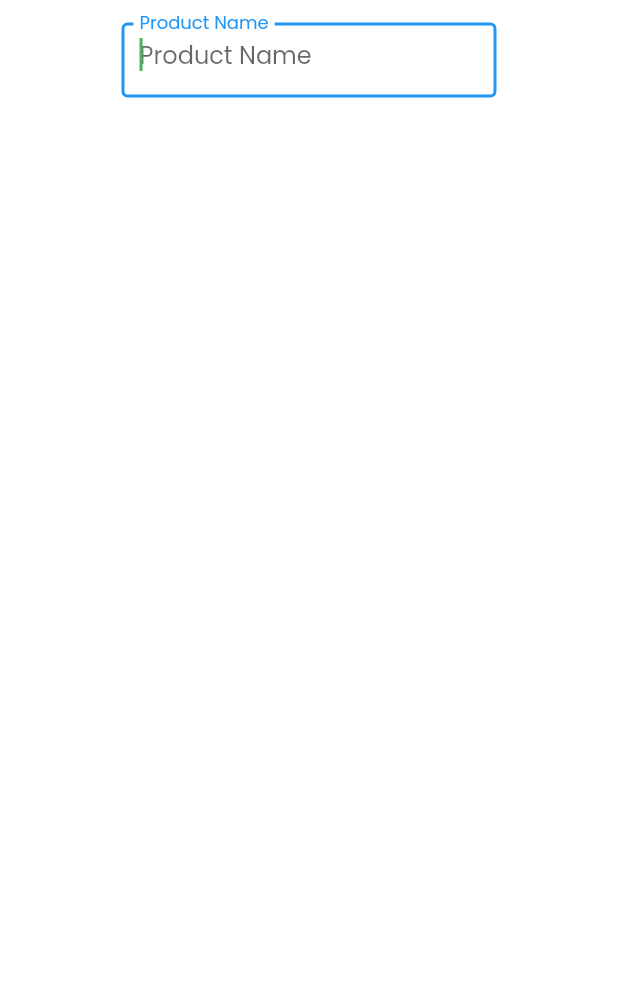
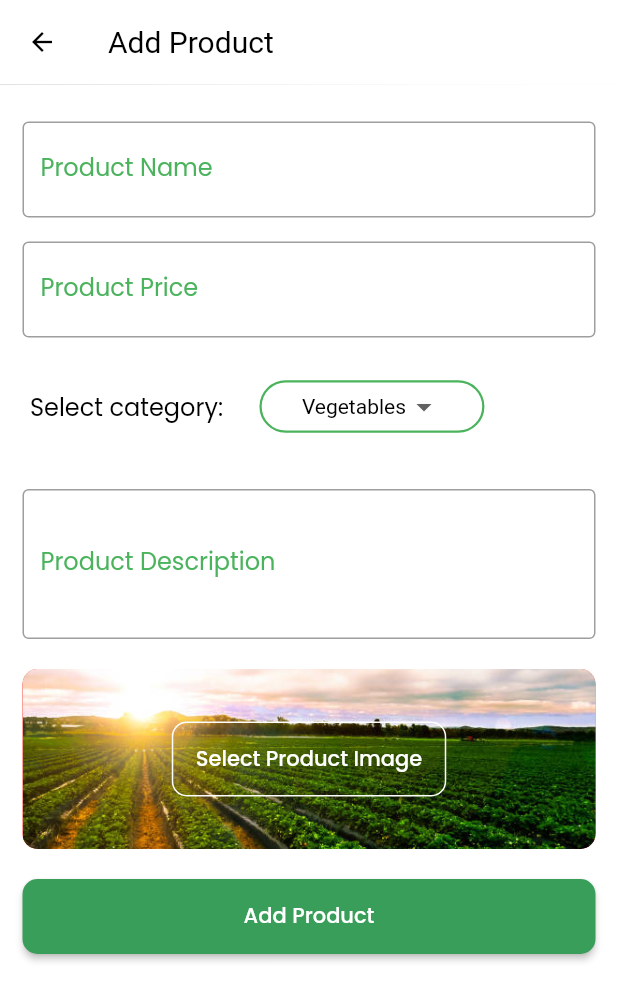
Before and after one commit to darkomike/agri_mart, a Flutter app: the AddProductScreen screen opened by its route, on a phone screen of 412 x 824 dp. Shown: the top 1001 px of the screen. Run offline on Flutter 3.47's test engine with Material 2 defaults, Android fonts, the phone set to English and light mode, and no system bars; our stand-ins replace go_router, lottie, shared_preferences; accounts and stored records are empty.

Commit message:
second commit

```diff
--- a/lib/components/widgets/custom_app_drawer.dart
+++ b/lib/components/widgets/custom_app_drawer.dart
@@ -35,6 +35,15 @@ class AppDrawer extends StatelessWidget {
             title: 'Orders',
             onTap: () {
               context.goNamed('orders');
+            },
+          ),
+            const Divider(
+            height: 5,
+          ),
+           CustomListTile(
+            title: 'Products',
+            onTap: () {
+              context.goNamed('products');
             },
           ),
           const Divider(
--- a/lib/components/widgets/custom_elevated_button.dart
+++ b/lib/components/widgets/custom_elevated_button.dart
@@ -4,29 +4,29 @@ class CustomElevatedButton extends StatelessWidget {
   const CustomElevatedButton(
       {Key? key,
       required this.title,
-      required this.height,
+
       this.buttonOutlineColor,
       this.titleStyle,
-      this.margin,
-      this.padding,
+
+
       this.borderRadius,
       this.backgroundColor, this.alignment,
       this.elevation,
-      this.width,
+
       this.overlayColor,
       this.onHover,
       this.onPressed})
       : super(key: key);
 
   final String title;
-  final double height;
-  final double? width;
+  // final double? height;
+  // final double? width;
   final double? elevation;
   final double? borderRadius;
   final Color? buttonOutlineColor;
   final TextStyle? titleStyle;
-  final EdgeInsetsGeometry? margin;
-  final EdgeInsetsGeometry? padding;
+  // final EdgeInsetsGeometry? margin;
+  // final EdgeInsetsGeometry? padding;
   final AlignmentGeometry? alignment;
 
   final Function()? onPressed;
@@ -35,13 +35,7 @@ class CustomElevatedButton extends StatelessWidget {
   final MaterialStateProperty<Color?>? overlayColor;
   @override
   Widget build(BuildContext context) {
-    return Container(
-      margin: margin,
-      padding: padding,
-      alignment: alignment,
-      height: height,
-      width: width,
-      child: ElevatedButton(
+    return ElevatedButton(
         onHover: onHover,
         style: ButtonStyle(
             elevation: MaterialStateProperty.all(elevation ?? 0),
@@ -56,7 +50,6 @@ class CustomElevatedButton extends StatelessWidget {
         child: Text(
           title,
           style: titleStyle ?? Theme.of(context).textTheme.headline6,
-          )),
-    );
+        ));
   }
 }
--- a/lib/components/widgets/custom_textfeild.dart
+++ b/lib/components/widgets/custom_textfeild.dart
@@ -5,13 +5,17 @@ class CustomTextFormField extends StatelessWidget {
   const CustomTextFormField({
     Key? key,
     required this.controller,
-     this.width,
-    required this.height,
-    this.autofocus,
+
+    this.disabledBorder,
+    this.autofocus, this.minLines, this.maxLines,
     this.cursorColor,
+    this.focusedBorder,
     this.keyboardAppearance,
     this.keyboardType,
-    this.suffix,this.border, this.enabledBoarder, this.focusColor,
+    this.suffix,
+    this.border, this.labelStyle,
+    this.enabledBoarder,
+    this.focusColor,
     this.onChanged,
     this.validator,
     this.hintText,
@@ -22,8 +26,9 @@ class CustomTextFormField extends StatelessWidget {
   final Widget? label;
 
   final String? hintText;
-  final double? width;
-  final double height;
+  final int? maxLines;
+  final int? minLines;
+
   final String? Function(String?)? validator;
   final bool? autofocus;
   final Color? cursorColor;
@@ -32,27 +37,37 @@ class CustomTextFormField extends StatelessWidget {
   final void Function(String)? onChanged;
   final Brightness? keyboardAppearance;
   final Widget? suffix;
+  final TextStyle? labelStyle;
   final InputBorder? border;
   final InputBorder? enabledBoarder;
+  final InputBorder? focusedBorder;
+  final InputBorder? disabledBorder;
   @override
   Widget build(BuildContext context) {
-    return Container(
-      margin: const EdgeInsets.all(5),
-      width: width,
-      height: height,
-      child: TextFormField(
+    return TextFormField(
       validator: validator,
       autocorrect: true,
-        autofocus: autofocus ?? true,
+      autofocus: autofocus ?? false,
       cursorColor: cursorColor ?? ColorConstants.greenPantone,
       keyboardType: keyboardType,
       onChanged: onChanged,
+      keyboardAppearance: keyboardAppearance,
+      minLines: minLines,
+      maxLines: maxLines,
+       autovalidateMode: AutovalidateMode.onUserInteraction,
+      controller: controller,
+      decoration: InputDecoration(
 
-        keyboardAppearance: keyboardAppearance,
-        controller: controller,
-        decoration: InputDecoration(enabledBorder: enabledBoarder, focusColor: focusColor,
-            label: label, hintText: hintText, suffix: suffix, border: border),
-      ),
+          labelStyle: labelStyle,
+          focusedBorder: focusedBorder,
+          disabledBorder: disabledBorder,
+          enabledBorder: enabledBoarder,
+          fillColor: ColorConstants.greenPantone,
+          focusColor: focusColor,
+          label: label,
+          hintText: hintText,
+          suffix: suffix,
+          border: border),
     );
   }
 }
--- /dev/null
+++ b/lib/domain/model/notitication_model.dart
@@ -0,0 +1,6 @@
+class NotificationModel {
+  String? notificationTitle;
+  String? notificationTimeStamp;
+
+  NotificationModel({this.notificationTimeStamp, this.notificationTitle});
+}
--- /dev/null
+++ b/lib/domain/model/product_model.dart
@@ -0,0 +1,18 @@
+class ProductModel {
+  String? productName;
+  String? productID;
+  String? productPrice;
+  String? productImageUrl;
+  String? productCategory;
+  String? createdAt;
+
+  ProductModel(
+      {this.createdAt,
+      this.productCategory,
+      this.productID,
+      this.productImageUrl,
+      this.productName,
+      this.productPrice});
+
+
+}
--- /dev/null
+++ b/lib/domain/provider/product_provider.dart
@@ -0,0 +1,10 @@
+import 'package:flutter/widgets.dart';
+
+class ProductStateManager extends ChangeNotifier {
+  int _totalProducts = 0;
+
+  get totalProducts => _totalProducts;
+}
+
+// A global variable managing the whole product state
+final productStateManager = ProductStateManager();
--- a/lib/domain/views/404.dart
+++ b/lib/domain/views/404.dart
@@ -30,7 +30,7 @@ class Page404 extends StatelessWidget {
 
                 child: Text(
 
-                    "Oops, page not found!!!",
+                    "Oops, something went wrong!!!",
                     style:
                         Theme.of(context).textTheme.headline1!.copyWith(fontSize: 20),
                 )),
--- a/lib/domain/views/add_product.dart
+++ b/lib/domain/views/add_product.dart
@@ -1,3 +1,5 @@
+import 'package:block_agri_mart/components/constants/assets_constant.dart';
+import 'package:block_agri_mart/components/theme/color_constant.dart';
 import 'package:flutter/material.dart';
 
 import '../../components/widgets/custom_app_drawer.dart';
@@ -12,33 +14,262 @@ class AddProductScreen extends StatefulWidget {
 
 class _AddProductScreenState extends State<AddProductScreen> {
   final _formKey = GlobalKey<FormState>();
-
   final _productNameController = TextEditingController();
   final _productPriceController = TextEditingController();
+  final _productDescriptionController = TextEditingController();
 
-  final productName = 'Product Name';
+  final List<String> _productCategory = [
+    "Vegetables",
+    "Fruits",
+    "Poultry",
+    "Cereals"
+  ];
+  String _selectedProductCategory = "Vegetables";
 
   @override
   Widget build(BuildContext context) {
+    final data = MediaQuery.of(context);
     return Scaffold(
-      drawer: const AppDrawer(),
-      body: Center(
-          child: Container(
-              margin: const EdgeInsets.symmetric(horizontal: 10, vertical: 10),
+      resizeToAvoidBottomInset: true,
+      appBar: AppBar(
+        title: const Text("Add Product"),
+        elevation: 0.2,
+      ),
+      body: Container(
+          margin: const EdgeInsets.symmetric(horizontal: 10, vertical: 20),
           child: Form(
             key: _formKey,
+            child: SingleChildScrollView(
               child: Column(
+                mainAxisAlignment: MainAxisAlignment.start,
                 children: [
-                    CustomTextFormField(
-                      height: 50,
-                      width: 250,
-                      hintText: productName,
-                        controller: _productNameController, border: const OutlineInputBorder(
-                borderSide: BorderSide(width: 1, color: Color(0xFF2A8D48))),
-                        label: Text(productName))
+                  ProductNameTextFeild(data: data, productNameController: _productNameController),
+                  ProductPriceTextFeild(data: data, productPriceController: _productPriceController),
+                  SizedBox(
+                    height: 70,
+                    // color: Colors.red,
+                    width: data.size.width,
+                    child: Row(
+                        mainAxisAlignment: MainAxisAlignment.start,
+                        children: [
+                          const SizedBox(
+                            width: 10,
+                          ),
+                          Text(
+                            "Select category: ",
+                            style: Theme.of(context)
+                                .textTheme
+                                .headline3!
+                                .copyWith(
+                                    fontSize: 16, fontWeight: FontWeight.w400),
+                          ),
+                          const SizedBox(
+                            width: 10,
+                          ),
+                          Container(
+                            margin: const EdgeInsets.symmetric(
+                                vertical: 10, horizontal: 10),
+                            height: 35,
+                            width: 150,
+                            alignment: Alignment.center,
+                            decoration: BoxDecoration(
+                              borderRadius: BorderRadius.circular(20),
+                              border: Border.all(
+                                  width: 1.5,
+                                  color: ColorConstants.greenPantone),
+                            ),
+                            child: DropdownButton<String>(
+                              style: const TextStyle(color: Colors.black),
+                                elevation: 20,
+                                dropdownColor: ColorConstants.someRockGreen,
+                                underline: Container(),
+                                value: _selectedProductCategory,
+                                items: _productCategory.map((String value) {
+                                  return DropdownMenuItem<String>(
+                                    child: Text(value),
+                                    value: value,
+                                  );
+                                }).toList(),
+                                onChanged: (value) {
+                                  setState(
+                                      () => _selectedProductCategory = value!);
+                                }),
+                          ),
+                        ]),
+                  ),
+                  ProductDescription(
+                      data: data,
+                      productDescriptionController:
+                          _productDescriptionController),
+                  SelectProductImage(data: data),
+                  AddProductButton(data: data)
                 ],
               ),
-              ))),
+            ),
+          )),
     );
   }
 }
+
+class ProductPriceTextFeild extends StatelessWidget {
+  const ProductPriceTextFeild({
+    Key? key,
+    required this.data,
+    required TextEditingController productPriceController,
+  }) : _productPriceController = productPriceController, super(key: key);
+
+  final MediaQueryData data;
+  final TextEditingController _productPriceController;
+
+  @override
+  Widget build(BuildContext context) {
+    return Container(
+      height: 70,
+      width: data.size.width - 30,
+      margin:
+          const EdgeInsets.symmetric(horizontal: 5, vertical: 5),
+      child: CustomTextFormField(
+          labelStyle:
+              TextStyle(color: ColorConstants.greenPantone),
+          hintText: 'Product Price ',
+          controller: _productPriceController,
+          border: const OutlineInputBorder(
+              borderSide:
+                  BorderSide(width: 1, color: Color(0xFF2A8D48))),
+          focusedBorder: const OutlineInputBorder(
+              borderSide:
+                  BorderSide(width: 1, color: Color(0xFF2A8D48))),
+          label: const Text('Product Price')),
+    );
+  }
+}
+
+class ProductNameTextFeild extends StatelessWidget {
+  const ProductNameTextFeild({
+    Key? key,
+    required this.data,
+    required TextEditingController productNameController,
+  }) : _productNameController = productNameController, super(key: key);
+
+  final MediaQueryData data;
+  final TextEditingController _productNameController;
+
+  @override
+  Widget build(BuildContext context) {
+    return Container(
+      height: 70,
+      width: data.size.width - 30,
+      margin:
+          const EdgeInsets.symmetric(horizontal: 5, vertical: 5),
+      child: CustomTextFormField(
+          labelStyle:
+              TextStyle(color: ColorConstants.greenPantone),
+          hintText: 'Product Name',
+          controller: _productNameController,
+          border: const OutlineInputBorder(
+              borderSide:
+                  BorderSide(width: 1, color: Color(0xFF2A8D48))),
+          focusedBorder: const OutlineInputBorder(
+              borderSide:
+                  BorderSide(width: 1, color: Color(0xFF2A8D48))),
+          label: const Text('Product Name')),
+    );
+  }
+}
+
+class ProductDescription extends StatelessWidget {
+  const ProductDescription({
+    Key? key,
+    required this.data,
+    required TextEditingController productDescriptionController,
+  })  : _productDescriptionController = productDescriptionController,
+        super(key: key);
+
+  final MediaQueryData data;
+  final TextEditingController _productDescriptionController;
+
+  @override
+  Widget build(BuildContext context) {
+    return Container(
+      height: 100,
+      width: data.size.width - 30,
+      margin: const EdgeInsets.symmetric(horizontal: 5, vertical: 20),
+      child: CustomTextFormField(
+          minLines: 3,
+          maxLines: 5,
+          labelStyle: TextStyle(color: ColorConstants.greenPantone),
+          hintText: 'Product Description ',
+          controller: _productDescriptionController,
+          border: const OutlineInputBorder(
+              borderSide: BorderSide(width: 1, color: Color(0xFF2A8D48))),
+          focusedBorder: const OutlineInputBorder(
+              borderSide: BorderSide(width: 1, color: Color(0xFF2A8D48))),
+          label: const Text('Product Description')),
+    );
+  }
+}
+
+class AddProductButton extends StatelessWidget {
+  const AddProductButton({
+    Key? key,
+    required this.data,
+  }) : super(key: key);
+
+  final MediaQueryData data;
+
+  @override
+  Widget build(BuildContext context) {
+    return Container(
+        width: data.size.width - 30,
+        margin: const EdgeInsets.symmetric(horizontal: 5, vertical: 20),
+        child: MaterialButton(
+          color: ColorConstants.someRockGreen,
+          height: 50,
+          onPressed: () {
+            //TODO: Add product function...
+          },
+          child: const Text(
+            "Add Product",
+            style: TextStyle(color: Colors.white),
+          ),
+          shape: RoundedRectangleBorder(
+            borderRadius: BorderRadius.circular(10),
+          ),
+        ));
+  }
+}
+
+class SelectProductImage extends StatelessWidget {
+  const SelectProductImage({
+    Key? key,
+    required this.data,
+  }) : super(key: key);
+
+  final MediaQueryData data;
+
+  @override
+  Widget build(BuildContext context) {
+    return Container(
+        height: 120,
+        width: data.size.width - 30,
+        decoration: BoxDecoration(
+            color: Colors.red,
+            borderRadius: BorderRadius.circular(10),
+            image: DecorationImage(
+                image: AssetImage(AssetsConstant.bgPic), fit: BoxFit.cover)),
+        child: Center(
+          child: MaterialButton(
+              height: 50,
+              onPressed: () {
+                //TODO: Select Image function...
+              },
+              child: const Text(
+                "Select Product Image",
+                style: TextStyle(color: Colors.white),
+              ),
+              shape: RoundedRectangleBorder(
+                  borderRadius: BorderRadius.circular(10),
+                  side: BorderSide(width: 1, color: Colors.white))),
+        ));
+  }
+}
--- a/lib/domain/views/auth.dart
+++ b/lib/domain/views/auth.dart
@@ -56,9 +56,12 @@ class _AuthScreenState extends State<AuthScreen>
               children: [
                 LottieWidget(width: width, height: height),
                 WelcomeMessage(),
-                CustomElevatedButton(
+                Container(
+                  height: 60,
+                                      padding: const EdgeInsets.only(top: 10, bottom: 10),
 
-                  padding: const EdgeInsets.only(top: 10, bottom: 10),
+                  width: 300,
+                  child: CustomElevatedButton(
                     alignment: Alignment.center,
                     backgroundColor: MaterialStateProperty.all<Color>(
                       ColorConstants.greenPantone,
@@ -74,8 +77,7 @@ class _AuthScreenState extends State<AuthScreen>
                     elevation: 5,
                     titleStyle:
                         const TextStyle(color: Colors.white, fontSize: 16),
-                  height: 60,
-
+                  ),
                 ),
               ],
             ),
@@ -90,7 +92,8 @@ class _AuthScreenState extends State<AuthScreen>
         context: context,
         builder: (context) {
           return Dialog(
-            insetAnimationCurve: Curves.fastLinearToSlowEaseIn , insetAnimationDuration: const Duration(seconds: 3),
+              insetAnimationCurve: Curves.fastLinearToSlowEaseIn,
+              insetAnimationDuration: const Duration(seconds: 3),
               elevation: 20,
               shape: RoundedRectangleBorder(
                   borderRadius: BorderRadius.circular(5)),
@@ -104,9 +107,10 @@ class _AuthScreenState extends State<AuthScreen>
                     child: Column(
                       crossAxisAlignment: CrossAxisAlignment.start,
                       children: [
-
                         const ConnectWalletDialogTitle(),
                         Container(
+                                                      height: 40,
+
                           margin: const EdgeInsets.symmetric(
                               horizontal: 20, vertical: 10),
                           child: CustomTextFormField(
@@ -118,7 +122,6 @@ class _AuthScreenState extends State<AuthScreen>
                             },
                             hintText: 'Enter your Meta Musk ID',
                             focusColor: ColorConstants.greenPantone,
-
                             suffix: IconButton(
                                 onPressed: () {
                                   _metaMuskIdController!.clear();
@@ -128,7 +131,6 @@ class _AuthScreenState extends State<AuthScreen>
                                   color: Colors.black,
                                 )),
                             controller: _metaMuskIdController!,
-                            height: 40,
                           ),
                         ),
                         Container(
@@ -179,12 +181,14 @@ class _AuthScreenState extends State<AuthScreen>
                           ),
                         ),
                         Center(
+                          child: Container(
+                              height: 40,
+                              width: 250,
                             child: CustomElevatedButton(
                               title: 'Connect',
                               titleStyle: const TextStyle(color: Colors.white),
                               buttonOutlineColor: ColorConstants.greenPantone,
-                            height: 40,
-                            width: 250,
+
                               elevation: 0.5,
                               overlayColor: MaterialStateProperty.all<Color>(
                                   ColorConstants.someRockGreen),
@@ -208,6 +212,7 @@ class _AuthScreenState extends State<AuthScreen>
                                       : null,
                             ),
                           ),
+                        ),
                       ],
                     ),
                   );
@@ -217,7 +222,7 @@ class _AuthScreenState extends State<AuthScreen>
   }
 
   bool validateMetaMuskID(String metaMuskId) {
-    //TODO: Write Metamusk Id validation code
+    //TODO: Write Metamusk Id validation code..
     return true;
   }
 }
@@ -232,8 +237,7 @@ class WelcomeMessage extends StatelessWidget {
     return Column(
       children: [
         Padding(
-       padding:
-           const EdgeInsets.symmetric(horizontal: 30, vertical: 5),
+          padding: const EdgeInsets.symmetric(horizontal: 30, vertical: 5),
           child: Center(
             child: Text(
               "Discover, buy and sell quality Agro-products and services.",
@@ -245,8 +249,7 @@ class WelcomeMessage extends StatelessWidget {
           ),
         ),
         Padding(
-       padding:
-           const EdgeInsets.symmetric(horizontal: 20, vertical: 5),
+          padding: const EdgeInsets.symmetric(horizontal: 20, vertical: 5),
           child: Center(
             child: Text(
               "AgriMart is the world's and largest\ndigital Argo-product marketplace.",
@@ -258,8 +261,7 @@ class WelcomeMessage extends StatelessWidget {
           ),
         ),
         Padding(
-       padding:
-           const EdgeInsets.symmetric(horizontal: 20, vertical: 10),
+          padding: const EdgeInsets.symmetric(horizontal: 20, vertical: 10),
           child: Text(
             "You need an ethereum wallet to use AgriMart",
             style: Theme.of(context).textTheme.headline3!.copyWith(
@@ -305,16 +307,14 @@ class ConnectWalletDialogTitle extends StatelessWidget {
   @override
   Widget build(BuildContext context) {
     return Container(
-      padding: const EdgeInsets.symmetric(
-          horizontal: 10, vertical: 5),
+      padding: const EdgeInsets.symmetric(horizontal: 10, vertical: 5),
       alignment: Alignment.center,
       child: Text(
         "Connect Wallet ",
         style: Theme.of(context)
             .textTheme
             .headline3!
-            .copyWith(
-                fontSize: 18, fontWeight: FontWeight.w600),
+            .copyWith(fontSize: 18, fontWeight: FontWeight.w600),
       ),
     );
   }
--- a/lib/domain/views/products.dart
+++ b/lib/domain/views/products.dart
@@ -1,4 +1,8 @@
+import 'package:block_agri_mart/components/theme/color_constant.dart';
+import 'package:block_agri_mart/domain/provider/product_provider.dart';
 import 'package:flutter/material.dart';
+import 'package:go_router/go_router.dart';
+import 'package:provider/provider.dart';
 
 import '../../components/widgets/custom_app_drawer.dart';
 
@@ -10,17 +14,63 @@ class ProductsScreen extends StatefulWidget {
 }
 
 class _ProductsScreenState extends State<ProductsScreen> {
+
+
+
   @override
   Widget build(BuildContext context) {
+    final data = MediaQuery.of(context);
     return Scaffold(
-            drawer: const AppDrawer(),
-
-      body: Center(
-        child: Text(
-          "Products",
-          style: Theme.of(context).textTheme.headline3,
+      drawer: const AppDrawer(),
+      floatingActionButton: FloatingActionButton(
+          onPressed: () {
+            context.goNamed('add_product');
+          },
+          child: const Icon(Icons.add)),
+      body: Provider.of<ProductStateManager>(context).totalProducts == 0 ?  Center(
+        child: Column(
+          crossAxisAlignment: CrossAxisAlignment.center,
+          mainAxisAlignment: MainAxisAlignment.center,
+          children: [
+            Material(
+              type: MaterialType.card,
+              elevation: 2,
+              child: Container(
+                alignment: Alignment.center,
+                height: 300,
+                width: data.size.width - 120,
+                color: Colors.green,
+                child: const Text("Illustration Picture Here"),
+              ),
+            ),
+            const SizedBox(
+              height: 10,
+            ),
+            Text(
+              "No Products available",
+              style: Theme.of(context).textTheme.headline3,
+            ),
+            const SizedBox(
+              height: 10,
+            ),
+            MaterialButton(
+              color: Colors.white,
+              height: 45,
+              minWidth: data.size.width - 120,
+              elevation: 1,
+              shape: RoundedRectangleBorder(
+                  side: BorderSide(width: 1.5, color: Colors.green.shade400),
+                  borderRadius: BorderRadius.circular(20)),
+              onPressed: () {
+                //TODO: Add Product
+              },
+              child: const Text("Add Product"),
+            )
+          ],
         ),
-      ),
+      ) : ListView(children: [
+        MaterialButton(onPressed: (){}, )
+      ],),
     );
   }
 }
--- a/lib/main.dart
+++ b/lib/main.dart
@@ -1,3 +1,4 @@
+import 'package:block_agri_mart/domain/provider/product_provider.dart';
 import 'package:provider/provider.dart';
 import 'package:shared_preferences/shared_preferences.dart';
 import 'package:flutter/material.dart';
@@ -29,6 +30,7 @@ class MyApp extends StatelessWidget {
       providers: [
         ChangeNotifierProvider(create: (context) => appStateManager),
         ChangeNotifierProvider(create: (context) => homeStateManager),
+        ChangeNotifierProvider(create: (context) => productStateManager),
       ],
       child: Consumer<AppStateManager>(builder: ((context, appState, child) {
         ThemeData theme;
```
Lines whose indentation alone changed are shown as unchanged.
